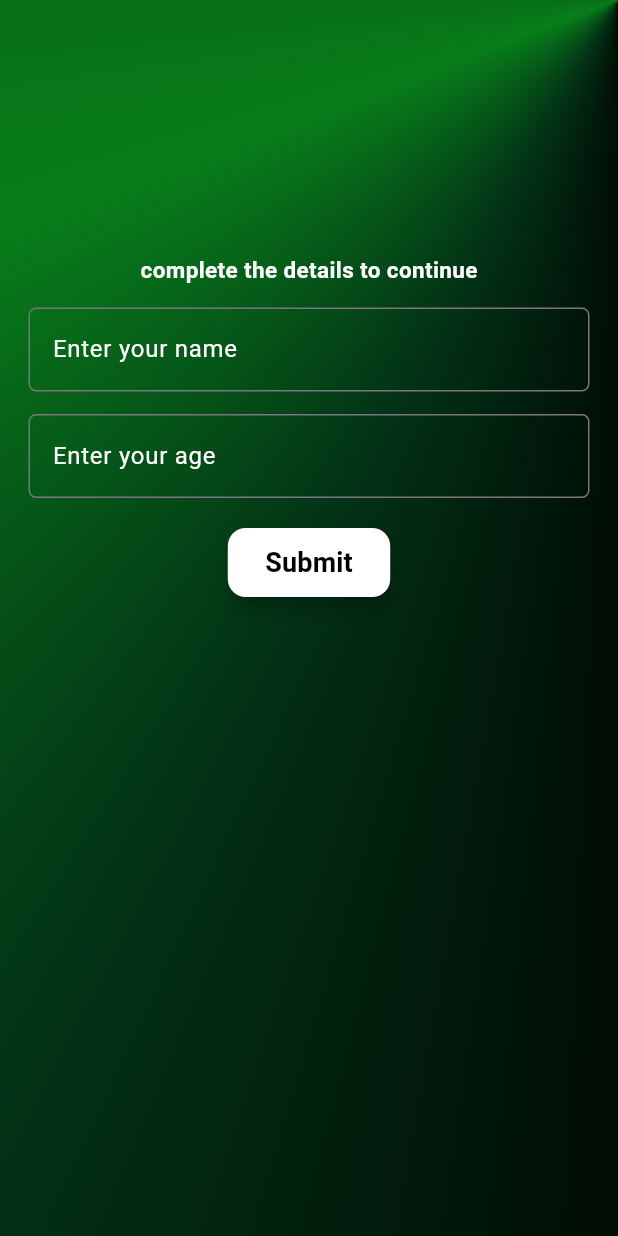
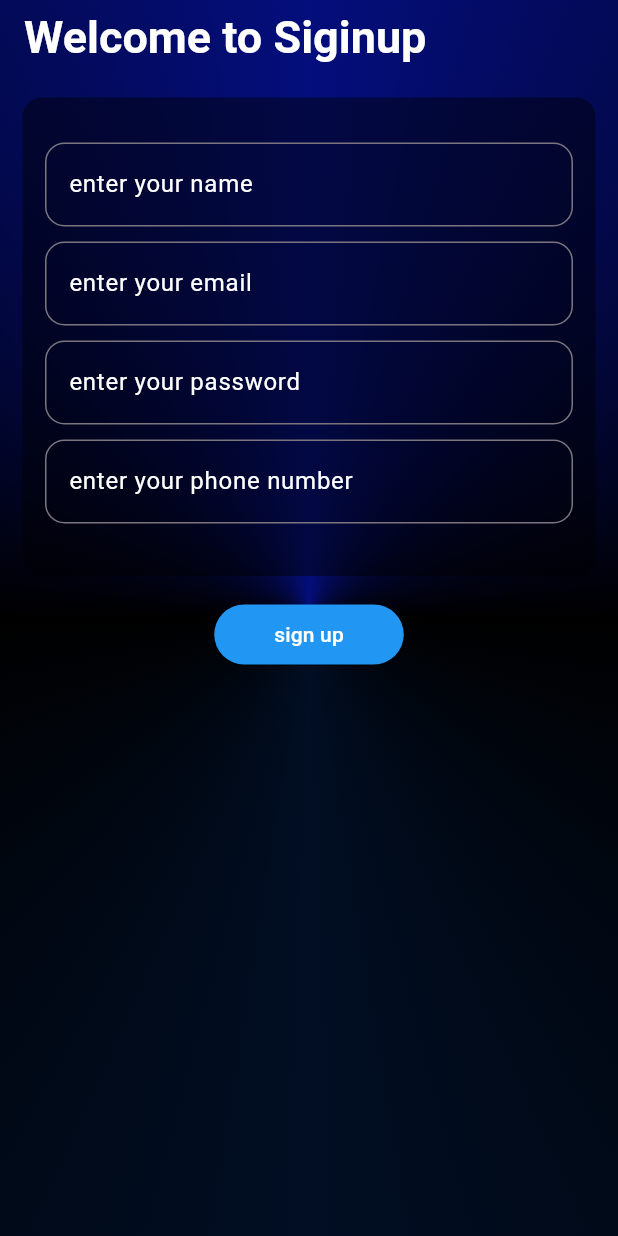
Before and after one commit to Shibin490/Login_, a Flutter app: the screen it shows after launch, on a phone screen of 412 x 824 dp. Run offline on Flutter 3.47's test engine with Material 3 defaults, Android fonts, the light colour scheme and no system bars.

Commit message:
signup started

```diff
--- a/lib/main.dart
+++ b/lib/main.dart
@@ -1,5 +1,6 @@
 import 'package:fltterfly/views/home.dart';
 import 'package:fltterfly/views/loginpage.dart';
+import 'package:fltterfly/views/siginup.dart';
 import 'package:flutter/material.dart';
 
 void main() {
@@ -18,7 +19,7 @@ class MyApp extends StatelessWidget {
         colorScheme: ColorScheme.fromSeed(seedColor: Colors.deepPurple),
       ),
       // home: login(),
-      home: login(),
+      home: Siginup(),
     );
   }
 }
--- /dev/null
+++ b/lib/views/siginup.dart
@@ -0,0 +1,121 @@
+// ignore_for_file: avoid_unnecessary_containers
+import 'package:flutter/material.dart';
+
+class Siginup extends StatelessWidget {
+  final TextEditingController namecontroller = TextEditingController();
+  final TextEditingController emailcontroller = TextEditingController();
+  final TextEditingController passwordcontroller = TextEditingController();
+  final TextEditingController phonecontroller = TextEditingController();
+  Siginup({super.key});
+
+  @override
+  Widget build(BuildContext context) {
+    return Container(
+      decoration: BoxDecoration(
+        gradient: SweepGradient(
+          colors: [
+            Colors.black,
+            const Color.fromARGB(255, 1, 14, 35),
+            Colors.black,
+            const Color.fromARGB(255, 4, 14, 124),
+            Colors.black,
+          ],
+        ),
+      ),
+      child: Scaffold(
+        backgroundColor: Colors.transparent,
+        appBar: PreferredSize(
+          preferredSize: Size.fromHeight(50),
+          child: AppBar(
+            backgroundColor: Colors.transparent,
+            title: Text(
+              "Welcome to Siginup ",
+              style: TextStyle(
+                fontWeight: FontWeight.bold,
+                fontSize: 30,
+                color: Colors.white,
+              ),
+            ),
+          ),
+        ),
+        body: Center(
+          child: Column(
+            mainAxisAlignment: MainAxisAlignment.start,
+            crossAxisAlignment: CrossAxisAlignment.center,
+
+            children: [
+              Container(
+                decoration: BoxDecoration(
+                  color: Colors.black45,
+                  borderRadius: BorderRadius.circular(13),
+                ),
+                margin: EdgeInsets.all(15),
+                padding: EdgeInsets.all(15),
+                child: Column(
+                  children: [
+                    SizedBox(height: 15),
+                    TextFormField(
+                      controller: namecontroller,
+                      decoration: InputDecoration(
+                        border: OutlineInputBorder(
+                          borderRadius: BorderRadius.circular(13),
+                        ),
+                        hintText: 'enter your name ',
+                        hintStyle: TextStyle(color: Colors.white),
+                      ),
+                    ),
+                    SizedBox(height: 10),
+                    TextFormField(
+                      controller: emailcontroller,
+                      decoration: InputDecoration(
+                        hintText: 'enter your email',
+                        hintStyle: TextStyle(color: Colors.white),
+                        border: OutlineInputBorder(
+                          borderRadius: BorderRadius.circular(13),
+                        ),
+                      ),
+                    ),
+                    SizedBox(height: 10),
+                    TextFormField(
+                      controller: passwordcontroller,
+                      decoration: InputDecoration(
+                        hintText: 'enter your password',
+                        hintStyle: TextStyle(color: Colors.white),
+                        border: OutlineInputBorder(
+                          borderRadius: BorderRadius.circular(13),
+                        ),
+                      ),
+                    ),
+                    SizedBox(height: 10),
+                    TextFormField(
+                      controller: phonecontroller,
+                      decoration: InputDecoration(
+                        hintText: 'enter your phone number',
+                        hintStyle: TextStyle(color: Colors.white),
+                        border: OutlineInputBorder(
+                          borderRadius: BorderRadius.circular(13),
+                        ),
+                      ),
+                    ),
+                    SizedBox(height: 20),
+                  ],
+                ),
+              ),
+              ElevatedButton(
+                style: ElevatedButton.styleFrom(
+                  backgroundColor: Colors.blue,
+                  padding: EdgeInsets.symmetric(horizontal: 40, vertical: 10),
+                ),
+                onPressed: () {
+                  // Navigate to the login page
+                  Navigator.pushNamed(context, '/login');
+                },
+                child: Text("sign up", style: TextStyle(color: Colors.white)),
+              ),
+            ],
+          ),
+        ),
+      ),
+    );
+  }
+}
```
